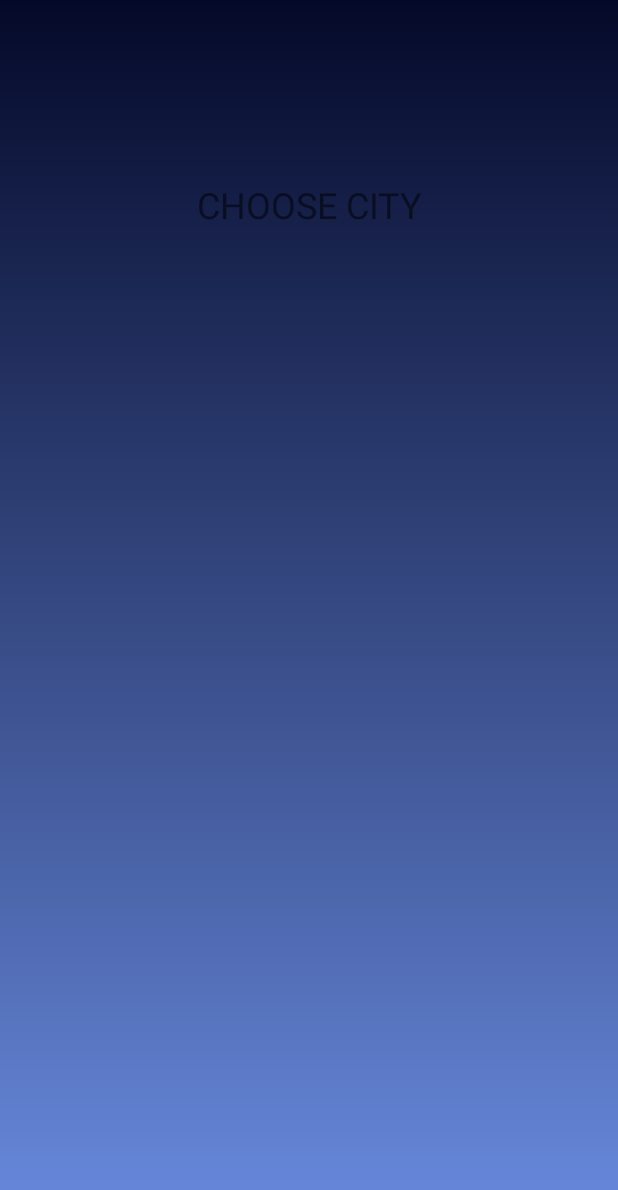
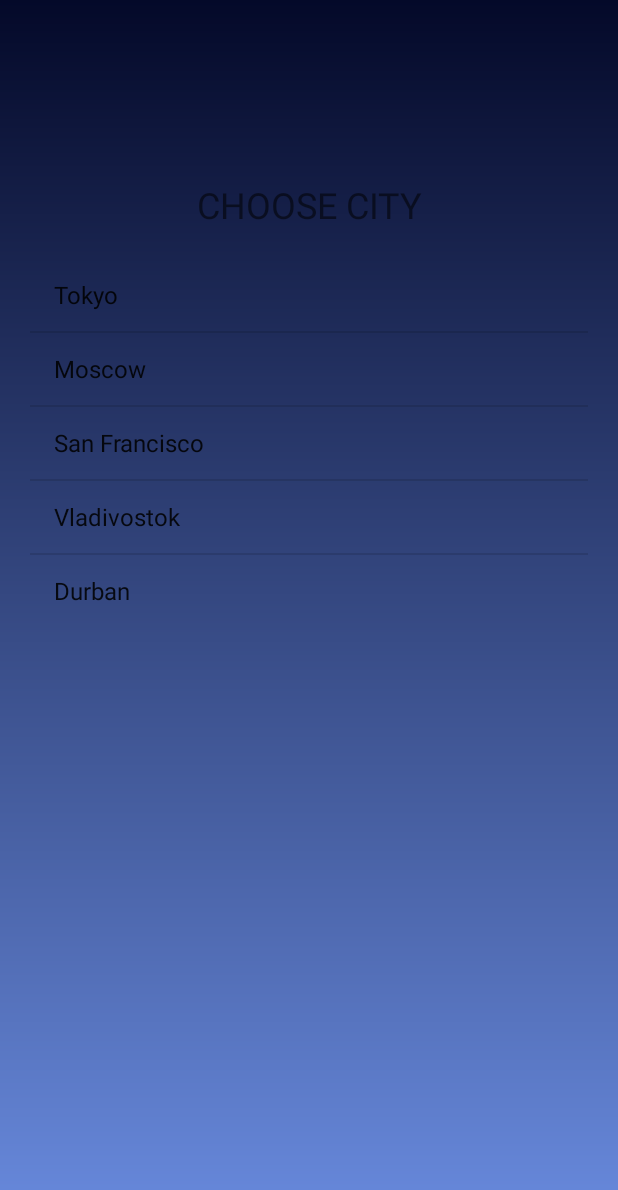
Before and after one commit to SavchenkoSM/WeatherApp_LearningProject, an Android app: the layout added_cities_activity.xml on its own in the app's theme, with its tools: preview values and no code run, on a phone screen of 412 x 824 dp. Shown: the top 1190 px of the screen. Run offline under Robolectric (Android 15) with nearby library versions, the light colour scheme and no system bars.

Commit message:
Display weather for the chosen city, work with lists, reading/writing to a file

```diff
--- a/app/src/main/java/com/example/weatherappbyssm/Common/Constants.kt
+++ b/app/src/main/java/com/example/weatherappbyssm/Common/Constants.kt
@@ -7,4 +7,5 @@ object Constants {
     const val API_URL = "https://api.openweathermap.org/data/2.5/"
     const val PERMISSION_REQUEST_CODE = 1001
     const val GOOGLE_PLAY_SERVICE_RESOLUTION_REQUEST = 1000
+    const val fileName = "citiesList.txt"
 }
--- a/app/src/main/res/layout/added_cities_activity.xml
+++ b/app/src/main/res/layout/added_cities_activity.xml
@@ -24,5 +24,6 @@
         android:id="@+id/citiesListView"
         android:layout_width="match_parent"
         android:layout_height="wrap_content"
-        android:choiceMode="singleChoice" />
+        android:choiceMode="singleChoice"
+        android:entries="@array/addedCities" />
 </LinearLayout>
--- a/app/src/main/res/values/strings.xml
+++ b/app/src/main/res/values/strings.xml
@@ -9,4 +9,13 @@
     <string name="weather_forecast_for_the_next_few_days">Weather forecast for the next few days:</string>
     <string name="change_city">Change city</string>
     <string name="choose_city">Choose city</string>
+
+    <string-array name="addedCities">
+        <item name="city">Tokyo</item>
+        <item name="city">Moscow</item>
+        <item name="city">San Francisco</item>
+        <item name="city">Vladivostok</item>
+        <item name="city">Durban</item>
+    </string-array>
+
 </resources>
```
Also changed, not shown: app/src/main/java/com/example/weatherappbyssm/AddedCitiesActivity.kt (+11 -10 lines), app/src/main/java/com/example/weatherappbyssm/Common/CommonObject.kt (+3 -5 lines), app/src/main/java/com/example/weatherappbyssm/Common/FilesWorker.kt (added, +22 -0 lines), app/src/main/java/com/example/weatherappbyssm/Common/TestFilesWorker.kt (added, +18 -0 lines), app/src/main/java/com/example/weatherappbyssm/MainActivity.kt (+21 -11 lines), 1 other file.
